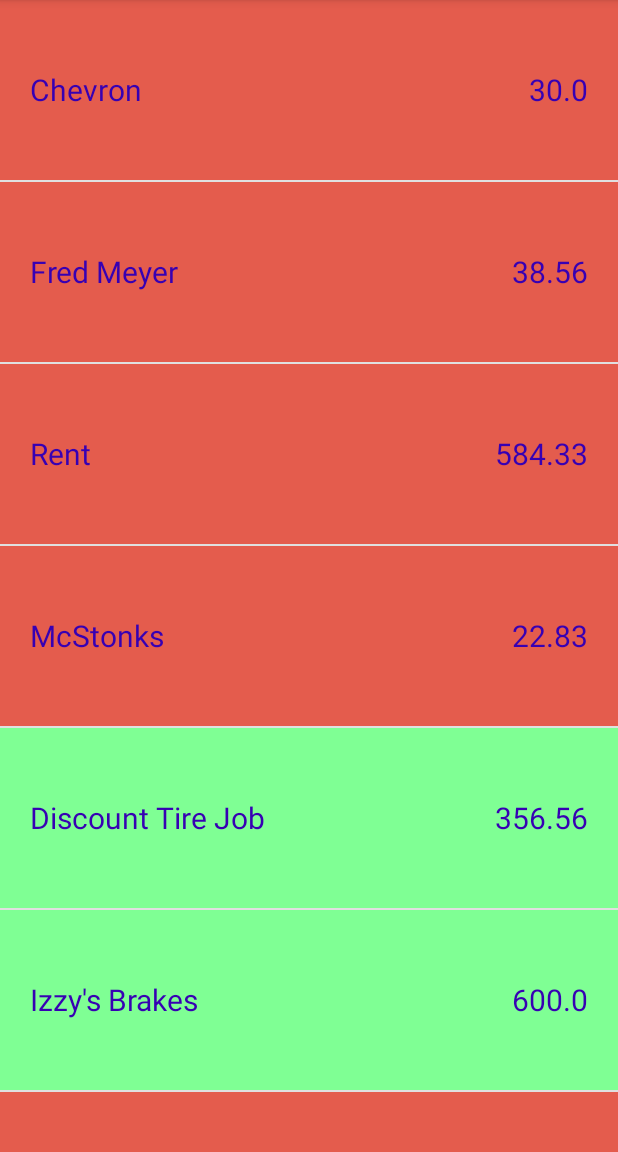
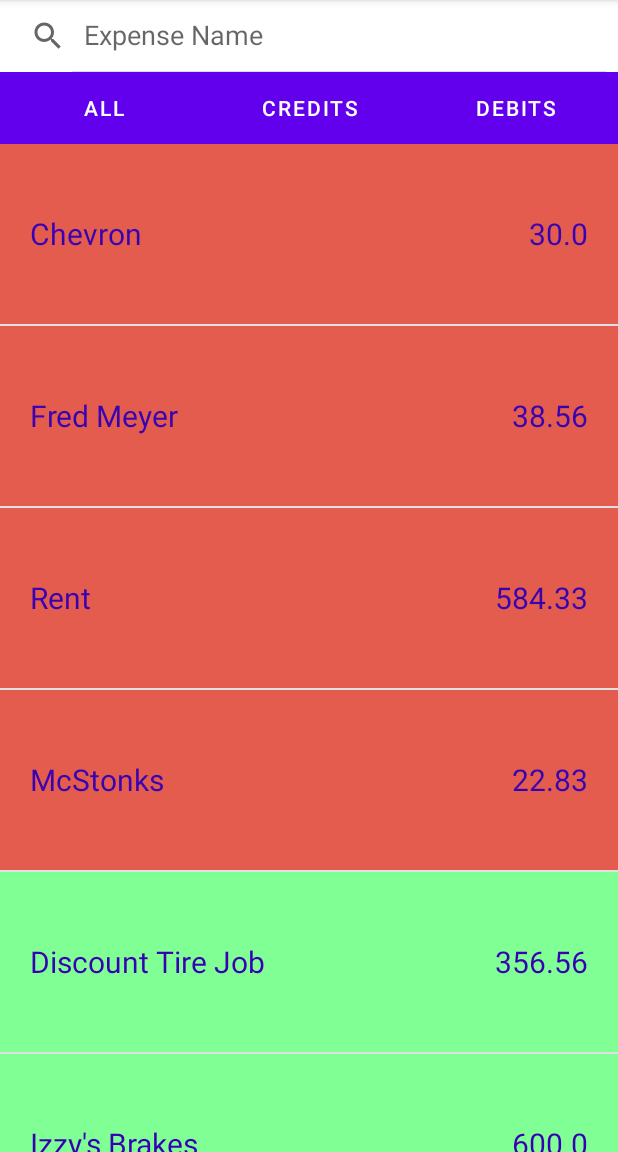
Before and after one commit to DeathlessKraken/expense-tracker, an Android app: the screen it shows after launch (MainActivity), on a phone screen of 412 x 824 dp, the part 84-1236 px from its top. Run offline under Robolectric (Android 15) with nearby library versions, the phone set to English and light mode, and no system bars.

Commit message:
Added search bar and filters

```diff
--- a/app/src/main/res/layout/activity_main.xml
+++ b/app/src/main/res/layout/activity_main.xml
@@ -1,14 +1,58 @@
 <?xml version="1.0" encoding="utf-8"?>
-<androidx.constraintlayout.widget.ConstraintLayout xmlns:android="http://schemas.android.com/apk/res/android"
+<LinearLayout
+    xmlns:android="http://schemas.android.com/apk/res/android"
     xmlns:app="http://schemas.android.com/apk/res-auto"
     xmlns:tools="http://schemas.android.com/tools"
     android:layout_width="match_parent"
     android:layout_height="match_parent"
+    android:orientation="vertical"
     tools:context=".MainActivity">
+
+    <android.widget.SearchView
+        android:layout_width="match_parent"
+        android:layout_height="wrap_content"
+        android:id="@+id/moneyEventListSearchView"
+        android:iconifiedByDefault="false"
+        android:queryHint="Expense Name"
+        ></android.widget.SearchView>
+
+    <LinearLayout
+        android:layout_width="match_parent"
+        android:layout_height="wrap_content"
+        android:orientation="horizontal">
+
+        <Button
+            android:layout_width="0dp"
+            android:layout_weight="1"
+            android:layout_height="match_parent"
+            android:text="All"
+            android:id="@+id/allFilter"
+            android:background="@color/design_default_color_primary"
+            android:onClick="allFilterTapped"/>
+
+        <Button
+            android:layout_width="0dp"
+            android:layout_weight="1"
+            android:layout_height="match_parent"
+            android:text="Credits"
+            android:id="@+id/creditFilter"
+            android:background="@color/design_default_color_primary"
+            android:onClick="creditFilterTapped"/>
+
+        <Button
+            android:layout_width="0dp"
+            android:layout_weight="1"
+            android:layout_height="match_parent"
+            android:text="Debits"
+            android:id="@+id/debitFilter"
+            android:background="@color/design_default_color_primary"
+            android:onClick="debitFilterTapped"/>
+
+    </LinearLayout>
 
     <ListView
         android:layout_width="match_parent"
         android:layout_height="match_parent"
         android:id="@+id/eventsListView"/>
 
-</androidx.constraintlayout.widget.ConstraintLayout>
+</LinearLayout>
```
Also changed, not shown: app/src/main/java/com/example/expensetracker/MainActivity.java (+111 -0 lines).
